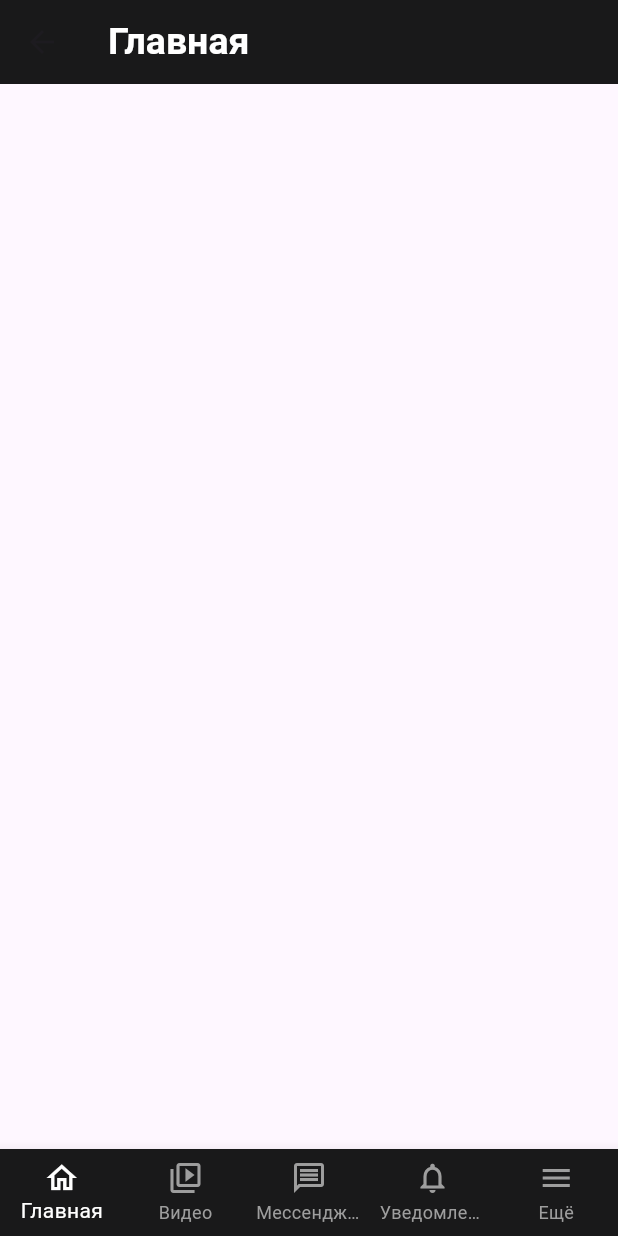
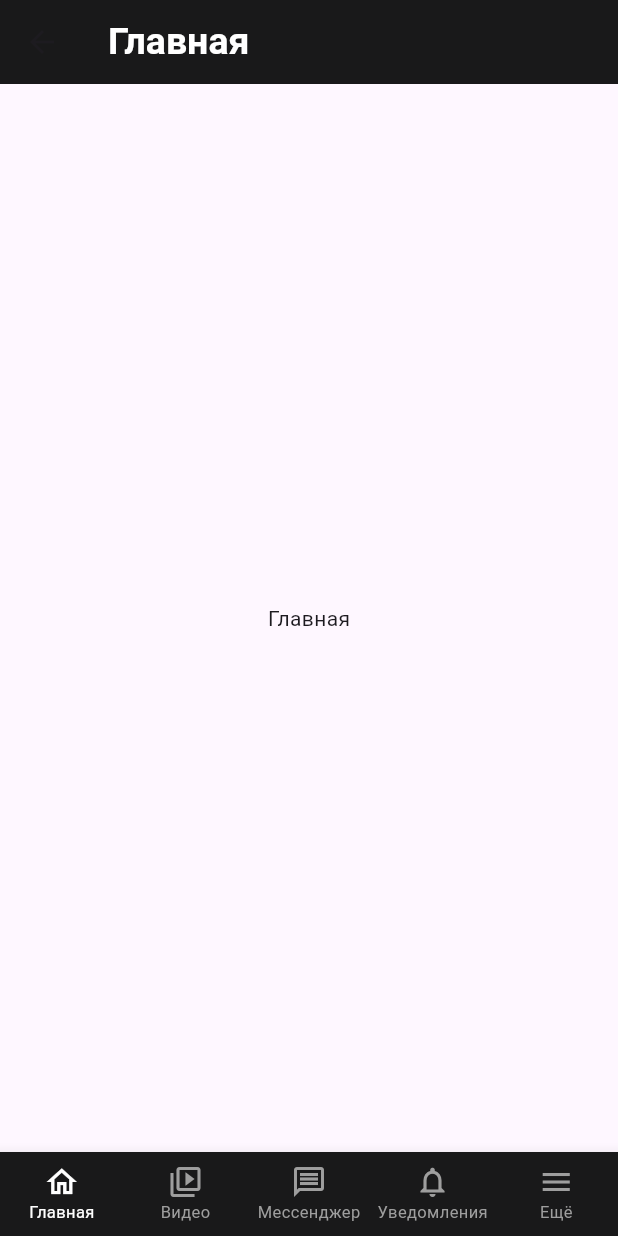
Before and after one commit to PbTH34/flutter_vk_app, a Flutter app: the MainScreenWidget screen opened by its route, on a phone screen of 412 x 824 dp. Run offline on Flutter 3.47's test engine with Material 3 defaults, Android fonts, the phone set to English and light mode, and no system bars.

Commit message:
add List<Widget> _tabs

```diff
--- a/lib/main.dart
+++ b/lib/main.dart
@@ -24,6 +24,8 @@ class MyApp extends StatelessWidget {
           backgroundColor: AppColors.primary,// Цвет фона
           selectedItemColor: Colors.white,// Цвет выбранного элемента
           unselectedItemColor: Colors.grey,// Цвет невыбранных элементов
+          selectedLabelStyle: TextStyle(fontSize: 11), // Устанавливаем одинаковый размер шрифта
+          unselectedLabelStyle: TextStyle(fontSize: 11), // Устанавливаем одинаковый размер шрифта
         ),
         useMaterial3: true,
       ),
--- a/lib/widgets/main_screen/main_screen_widget.dart
+++ b/lib/widgets/main_screen/main_screen_widget.dart
@@ -1,5 +1,4 @@
 import 'package:flutter/material.dart';
-import 'package:flutter_vk_app/Theme/app_colors.dart';
 
 class MainScreenWidget extends StatefulWidget {
   const MainScreenWidget({super.key});
@@ -10,6 +9,14 @@ class MainScreenWidget extends StatefulWidget {
 
 class _MainScreenWidgetState extends State<MainScreenWidget> {
   int _selectedTab = 0;
+
+  static const List<Widget> _tabs = <Widget>[
+    Text('Главная'),
+    Text('Видео'),
+    Text('Мессенджер'),
+    Text('Уведомления'),
+    Text('Ещё'),
+  ];
 
   void _onSelectedTab(int index) {
     if (_selectedTab == index) return;
@@ -26,6 +33,9 @@ class _MainScreenWidgetState extends State<MainScreenWidget> {
           'Главная',
           style: TextStyle(color: Colors.white, fontWeight: FontWeight.bold, fontSize: 25),
         ),
+      ),
+      body: Center(
+        child: _tabs.elementAt(_selectedTab),
       ),
       bottomNavigationBar: BottomNavigationBar(
         type: BottomNavigationBarType.fixed,
```
